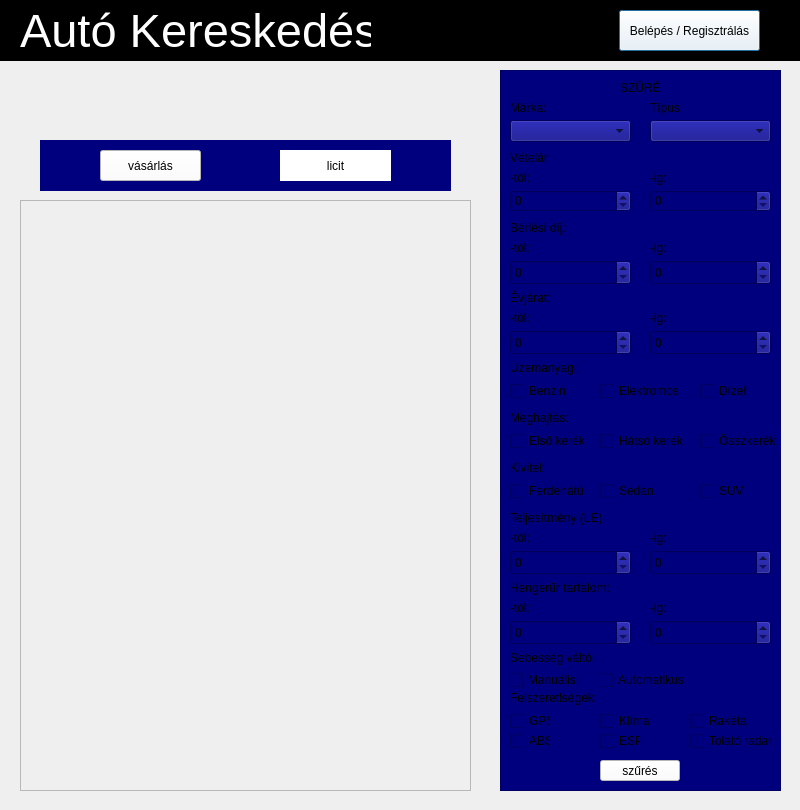
First picture: the form in autokereskedes/dialog.ui, repository adreszka/szoftverfejlesztes_beadando, before the edit.
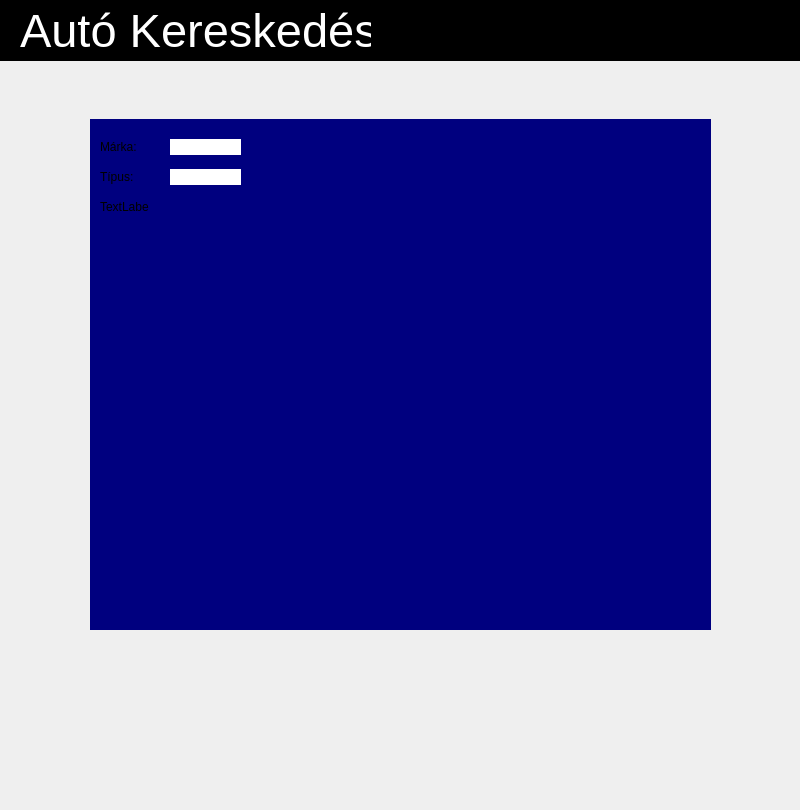
Second picture: the form after the edit.

Diff of the .ui file:
```diff
--- a/autokereskedes/dialog.ui
+++ b/autokereskedes/dialog.ui
@@ -26,7 +26,7 @@
     <string notr="true"/>
    </property>
    <property name="currentIndex">
-    <number>0</number>
+    <number>3</number>
    </property>
    <widget class="QWidget" name="unregisteredPage">
     <property name="styleSheet">
@@ -209,6 +209,9 @@
         <height>22</height>
        </rect>
       </property>
+      <property name="maximum">
+       <number>100000000</number>
+      </property>
      </widget>
      <widget class="QLabel" name="fromPurchaseLabelUnregistered">
       <property name="geometry">
@@ -232,6 +235,9 @@
         <height>22</height>
        </rect>
       </property>
+      <property name="maximum">
+       <number>100000000</number>
+      </property>
      </widget>
      <widget class="QLabel" name="toPurchaseLabelUnregistered">
       <property name="geometry">
@@ -307,6 +313,9 @@
         <height>25</height>
        </rect>
       </property>
+      <property name="maximum">
+       <number>1000000</number>
+      </property>
      </widget>
      <widget class="QSpinBox" name="toRentSpinBoxUnregistered">
       <property name="geometry">
@@ -317,6 +326,9 @@
         <height>25</height>
        </rect>
       </property>
+      <property name="maximum">
+       <number>1000000</number>
+      </property>
      </widget>
      <widget class="QLabel" name="fuelLabelUnregistered">
       <property name="geometry">
@@ -711,6 +723,9 @@
         <height>25</height>
        </rect>
       </property>
+      <property name="maximum">
+       <number>2000</number>
+      </property>
      </widget>
      <widget class="QSpinBox" name="toPowerSpinBoxUnregistered">
       <property name="geometry">
@@ -721,6 +736,9 @@
         <height>25</height>
        </rect>
       </property>
+      <property name="maximum">
+       <number>2000</number>
+      </property>
      </widget>
      <widget class="QLabel" name="sizeLabelUnregistered">
       <property name="geometry">
@@ -770,6 +788,9 @@
         <height>25</height>
        </rect>
       </property>
+      <property name="maximum">
+       <number>20000</number>
+      </property>
      </widget>
      <widget class="QSpinBox" name="toSizeSpinBoxUnregistered">
       <property name="geometry">
@@ -780,6 +801,9 @@
         <height>25</height>
        </rect>
       </property>
+      <property name="maximum">
+       <number>20000</number>
+      </property>
      </widget>
      <widget class="QLabel" name="gearLabelUnregistered">
       <property name="geometry">
@@ -2196,6 +2220,126 @@
      </widget>
     </widget>
    </widget>
+   <widget class="QWidget" name="carPage">
+    <widget class="QWidget" name="headerCar" native="true">
+     <property name="geometry">
+      <rect>
+       <x>0</x>
+       <y>0</y>
+       <width>800</width>
+       <height>61</height>
+      </rect>
+     </property>
+     <property name="styleSheet">
+      <string notr="true">background-color: rgb(0, 0, 0);</string>
+     </property>
+     <widget class="QLabel" name="headerLabelCar">
+      <property name="geometry">
+       <rect>
+        <x>20</x>
+        <y>10</y>
+        <width>351</width>
+        <height>41</height>
+       </rect>
+      </property>
+      <property name="font">
+       <font>
+        <pointsize>35</pointsize>
+       </font>
+      </property>
+      <property name="styleSheet">
+       <string notr="true">color: rgb(255, 255, 255);</string>
+      </property>
+      <property name="text">
+       <string>Autó Kereskedés</string>
+      </property>
+     </widget>
+    </widget>
+    <widget class="QWidget" name="widget" native="true">
+     <property name="geometry">
+      <rect>
+       <x>90</x>
+       <y>119</y>
+       <width>621</width>
+       <height>511</height>
+      </rect>
+     </property>
+     <property name="styleSheet">
+      <string notr="true">background-color: rgb(0, 0, 127);</string>
+     </property>
+     <widget class="QLabel" name="label_2">
+      <property name="geometry">
+       <rect>
+        <x>10</x>
+        <y>20</y>
+        <width>49</width>
+        <height>16</height>
+       </rect>
+      </property>
+      <property name="text">
+       <string>Márka:</string>
+      </property>
+     </widget>
+     <widget class="QLabel" name="label_4">
+      <property name="geometry">
+       <rect>
+        <x>80</x>
+        <y>20</y>
+        <width>71</width>
+        <height>16</height>
+       </rect>
+      </property>
+      <property name="styleSheet">
+       <string notr="true">background-color: rgb(255, 255, 255);</string>
+      </property>
+      <property name="text">
+       <string/>
+      </property>
+     </widget>
+     <widget class="QLabel" name="label_5">
+      <property name="geometry">
+       <rect>
+        <x>10</x>
+        <y>50</y>
+        <width>49</width>
+        <height>16</height>
+       </rect>
+      </property>
+      <property name="text">
+       <string>Típus:</string>
+      </property>
+     </widget>
+     <widget class="QLabel" name="label_6">
+      <property name="geometry">
+       <rect>
+        <x>80</x>
+        <y>50</y>
+        <width>71</width>
+        <height>16</height>
+       </rect>
+      </property>
+      <property name="styleSheet">
+       <string notr="true">background-color: rgb(255, 255, 255);</string>
+      </property>
+      <property name="text">
+       <string/>
+      </property>
+     </widget>
+     <widget class="QLabel" name="label_7">
+      <property name="geometry">
+       <rect>
+        <x>10</x>
+        <y>80</y>
+        <width>49</width>
+        <height>16</height>
+       </rect>
+      </property>
+      <property name="text">
+       <string>TextLabel</string>
+      </property>
+     </widget>
+    </widget>
+   </widget>
   </widget>
  </widget>
  <resources/>
```
Left out of the diff: 26 changed lines with no effect on the pictures.
